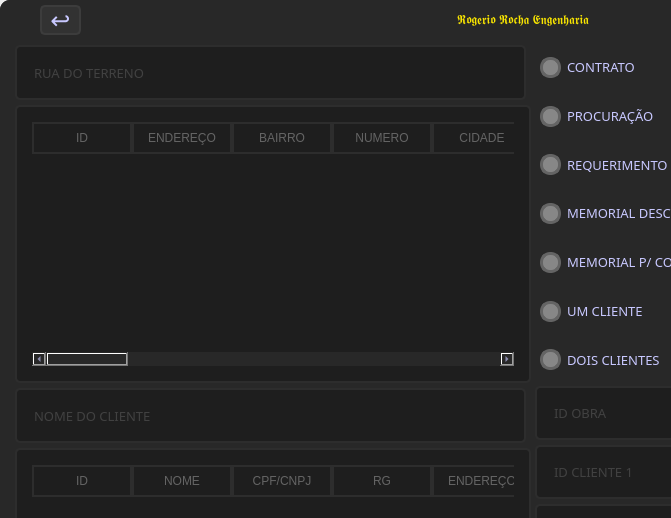
Before: the Qt Designer form doc.ui in GLimas99/MakeForms, drawn with Qt 5; both pictures show x 0 to 671 and y 0 to 518 of the 1065 by 755 pixel window.
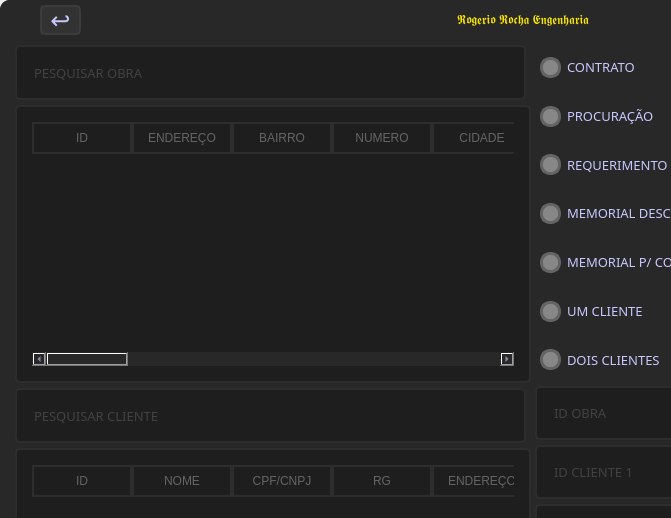
After: the same form once the commit is applied.

```diff
--- a/doc.ui
+++ b/doc.ui
@@ -508,7 +508,7 @@
                       <number>32</number>
                      </property>
                      <property name="placeholderText">
-                      <string>RUA DO TERRENO</string>
+                      <string>PESQUISAR OBRA</string>
                      </property>
                     </widget>
                    </item>
@@ -869,7 +869,7 @@
                       <number>32</number>
                      </property>
                      <property name="placeholderText">
-                      <string>NOME DO CLIENTE</string>
+                      <string>PESQUISAR CLIENTE</string>
                      </property>
                     </widget>
                    </item>
```
Left out of the diff: 2 changed lines with no effect on the pictures.
